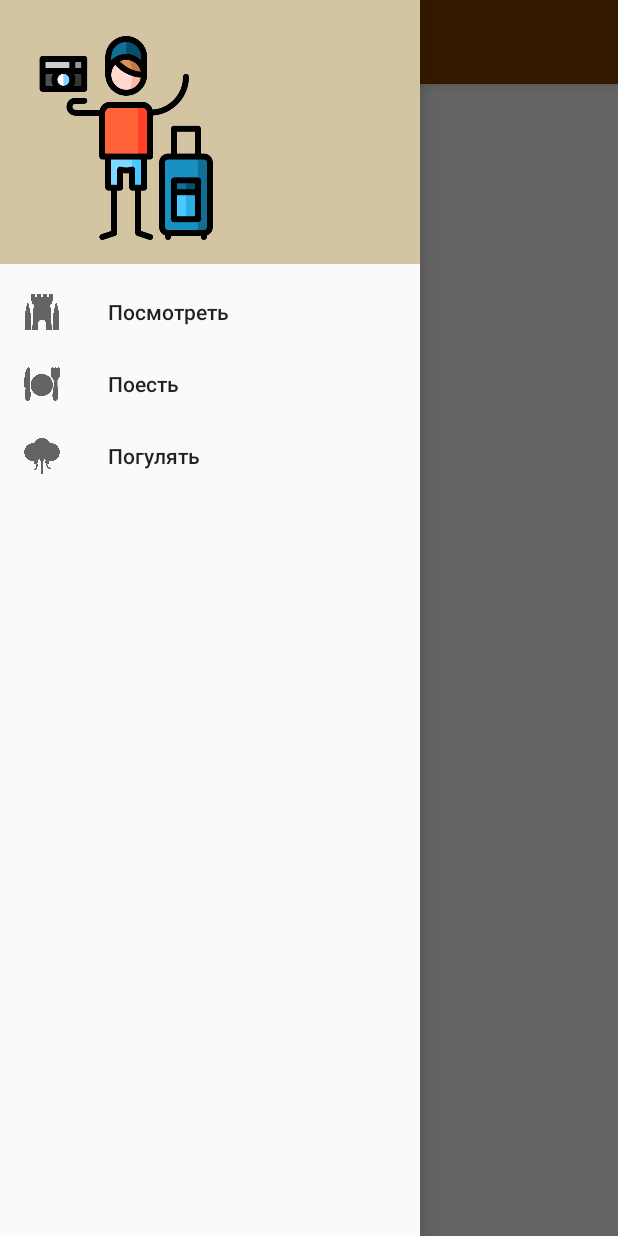
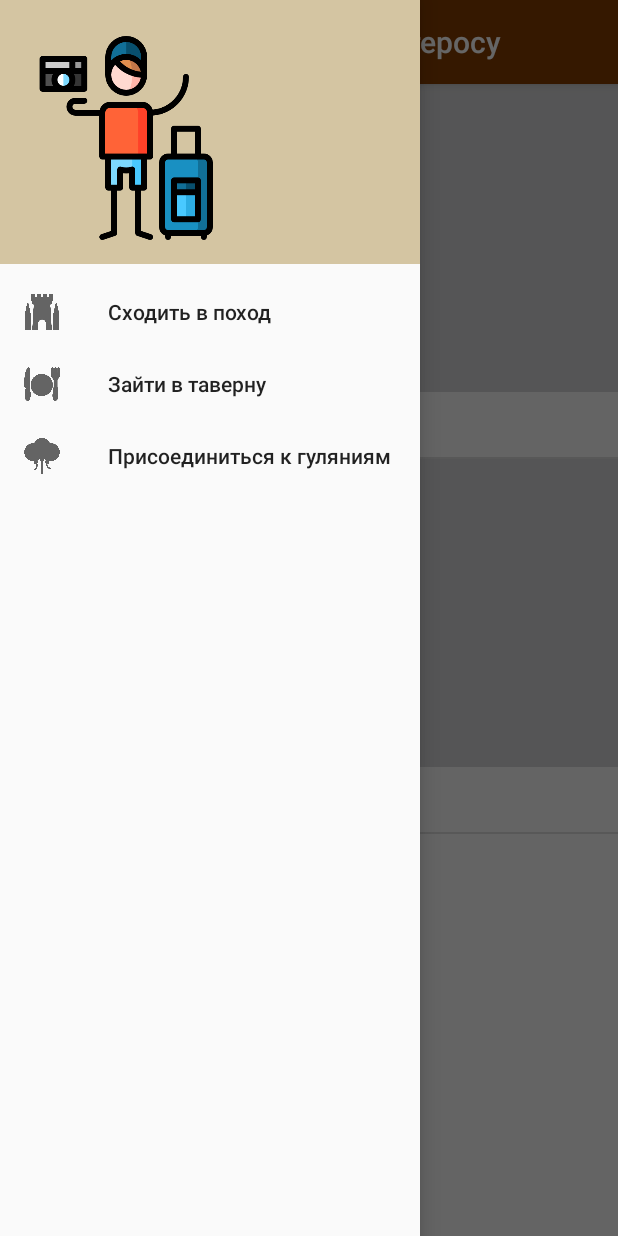
Before and after one commit to LauraEchis/NavDrawerApp, an Android app: the screen it shows after launch (MainActivity), with the side drawer open, on a phone screen of 412 x 824 dp. Run offline under Robolectric (Android 15) with nearby library versions, the phone set to English and light mode, and no system bars.

Commit message:
add adapter

```diff
--- /dev/null
+++ b/app/src/main/java/com/example/laura/navdrawerapp/Sightseeing.kt
@@ -0,0 +1,3 @@
+package com.example.laura.navdrawerapp
+
+data class Sightseeing(var name: String, var Image: Int)
--- /dev/null
+++ b/app/src/main/java/com/example/laura/navdrawerapp/SightseeingAdapter.kt
@@ -0,0 +1,54 @@
+package com.example.laura.navdrawerapp
+
+import android.content.Context
+import android.view.LayoutInflater
+import android.view.View
+import android.view.ViewGroup
+import android.widget.BaseAdapter
+import android.widget.ImageView
+import android.widget.TableRow
+import android.widget.TextView
+
+class SightseeingAdapter(var context: Context, var sightseeing: ArrayList<Sightseeing>) : BaseAdapter() {
+
+    private class ViewHolder(row: View?) {
+        var txtName: TextView
+        var ivImage: ImageView
+
+        init {
+            this.txtName = row?.findViewById(R.id.sightseeing_name) as TextView
+            this.ivImage = row?.findViewById(R.id.sightseeing_image) as ImageView
+        }
+    }
+
+    override fun getView(position: Int, convertView: View?, parent: ViewGroup?): View {
+        var view: View?
+        var viewHolder: ViewHolder
+        if (convertView == null) {
+            var layout = LayoutInflater.from(context)
+            view = layout.inflate(R.layout.sightseeing_item_list, parent, false)
+            viewHolder = ViewHolder(view)
+            view.tag = viewHolder
+        } else {
+            view = convertView
+            viewHolder = view.tag as ViewHolder
+        }
+
+        var sightseeing: Sightseeing = getItem(position) as Sightseeing
+        viewHolder.txtName.text = sightseeing.name
+        viewHolder.ivImage.setImageResource(sightseeing.Image)
+        return view as View
+    }
+
+    override fun getItem(position: Int): Any {
+        return sightseeing.get(position)
+    }
+
+    override fun getItemId(position: Int): Long {
+        return position.toLong()
+    }
+
+    override fun getCount(): Int {
+        return sightseeing.count()
+    }
+}
--- a/app/src/main/java/com/example/laura/navdrawerapp/SightseeingFragment.kt
+++ b/app/src/main/java/com/example/laura/navdrawerapp/SightseeingFragment.kt
@@ -1,14 +1,29 @@
 package com.example.laura.navdrawerapp
 
+import android.content.Context
 import android.os.Bundle
 import android.support.v4.app.Fragment
 import android.view.LayoutInflater
 import android.view.View
 import android.view.ViewGroup
+import android.widget.ArrayAdapter
+import android.widget.ListView
 
 class SightseeingFragment: Fragment() {
+
     override fun onCreateView(inflater: LayoutInflater, container: ViewGroup?, savedInstanceState: Bundle?): View? {
-        return inflater?.inflate(R.layout.fragment_sightseeing, null)
+
+        val view: View = inflater.inflate(R.layout.fragment_sightseeing, container, false)
+        var listView = view.findViewById<ListView>(R.id.sightseeing_listView)
+        var arrSightseeing: ArrayList<Sightseeing> = ArrayList()
+        arrSightseeing.add(Sightseeing("The Wall", R.drawable.wall))
+        arrSightseeing.add(Sightseeing("Red Keep", R.drawable.red_keep))
+
+        listView.adapter = SightseeingAdapter(this.context as Context, arrSightseeing)
+
+        return view
+//        return inflater?.inflate(R.layout.fragment_sightseeing, null)
 //        return super.onCreateView(inflater, container, savedInstanceState)
     }
+
 }
--- a/app/src/main/res/values/strings.xml
+++ b/app/src/main/res/values/strings.xml
@@ -1,12 +1,12 @@
 <resources>
-    <string name="app_name">NavDrawerApp</string>
-    <string name="navigation_drawer_open">Open navigation drawer</string>
-    <string name="navigation_drawer_close">Close navigation drawer</string>
+    <string name="app_name">Путеводитель по Вестеросу</string>
+    <string name="navigation_drawer_open">Перейти к меню</string>
+    <string name="navigation_drawer_close">Закрыть меню</string>
     <string name="nav_header_title">Android Studio</string>
     <string name="nav_header_subtitle">android.studio@android.com</string>
-    <string name="nav_header_desc">Navigation header</string>
-    <string name="action_settings">Settings</string>
-    <string name="sightseeing_string">Посмотреть</string>
-    <string name="cafe_string">Поесть</string>
-    <string name="event_string">Погулять</string>
+    <string name="nav_header_desc">Описание</string>
+    <string name="action_settings">Настройки</string>
+    <string name="sightseeing_string">Сходить в поход</string>
+    <string name="cafe_string">Зайти в таверну</string>
+    <string name="event_string">Присоединиться к гуляниям</string>
 </resources>
```
Also changed, not shown: app/src/main/res/layout/fragment_sightseeing.xml (+12 -12 lines), app/src/main/res/layout/sightseeing_item_list.xml (added, +28 -0 lines).
